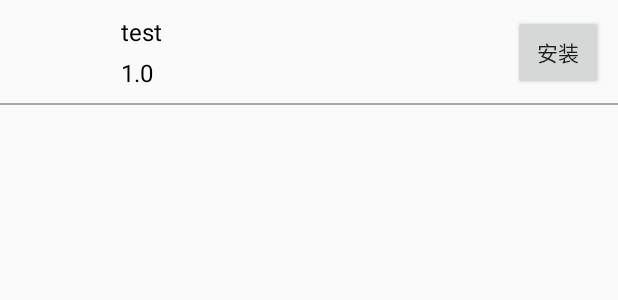
After one commit to Weihuanming/HelperDemo, an Android app: the layout view_install_item.xml on its own in the app's theme, with its tools: preview values and no code run, on a phone screen of 412 x 824 dp. The commit adds this screen. Shown: the top 300 px of the screen. Run offline under Robolectric (Android 15) with nearby library versions, the phone set to English and light mode, and no system bars.

Commit message:
新增应用安装功能

```diff
--- /dev/null
+++ b/app/src/main/res/layout/view_install_item.xml
@@ -0,0 +1,53 @@
+<?xml version="1.0" encoding="utf-8"?>
+<RelativeLayout xmlns:android="http://schemas.android.com/apk/res/android"
+    android:id="@+id/apk_item"
+    android:layout_width="match_parent"
+    android:layout_height="70dp">
+
+    <ImageView
+        android:id="@+id/apk_icon"
+        android:layout_width="55dp"
+        android:layout_height="55dp"
+        android:scaleType="fitXY"
+        android:layout_marginLeft="10dp"
+        android:layout_centerVertical="true"/>
+
+    <TextView
+        android:id="@+id/apk_name"
+        android:layout_width="wrap_content"
+        android:layout_height="wrap_content"
+        android:text="test"
+        android:textSize="16sp"
+        android:textColor="@android:color/black"
+        android:layout_marginTop="10dp"
+        android:layout_marginLeft="15dp"
+        android:layout_toRightOf="@+id/apk_icon"/>
+
+    <TextView
+        android:id="@+id/apk_version"
+        android:layout_width="wrap_content"
+        android:layout_height="wrap_content"
+        android:text="1.0"
+        android:textSize="16sp"
+        android:textColor="@android:color/black"
+        android:layout_marginLeft="15dp"
+        android:layout_marginTop="5dp"
+        android:layout_toRightOf="@id/apk_icon"
+        android:layout_below="@id/apk_name"/>
+
+    <Button
+        android:id="@+id/install"
+        android:layout_width="60dp"
+        android:layout_height="50dp"
+        android:layout_marginRight="10dp"
+        android:text="安装"
+        android:layout_centerVertical="true"
+        android:layout_alignParentRight="true"/>
+
+    <View
+        android:layout_alignParentBottom="true"
+        android:layout_width="match_parent"
+        android:layout_height="1dp"
+        android:background="@android:color/darker_gray"/>
+
+</RelativeLayout>
```
Also changed, not shown: app/src/main/AndroidManifest.xml (+8 -2 lines), app/src/main/java/com/helperdemo/activity/InstallActivity.java (added, +142 -0 lines), app/src/main/java/com/helperdemo/activity/MainActivity.java (+12 -5 lines), app/src/main/java/com/helperdemo/activity/UnInStallActivity.java (+19 -11 lines), app/src/main/java/com/helperdemo/util/BaseUtil.java (+37 -1 lines), app/src/main/res/layout/activity_install.xml (added, +43 -0 lines), app/src/main/res/layout/view_main_item.xml (+4 -3 lines).
